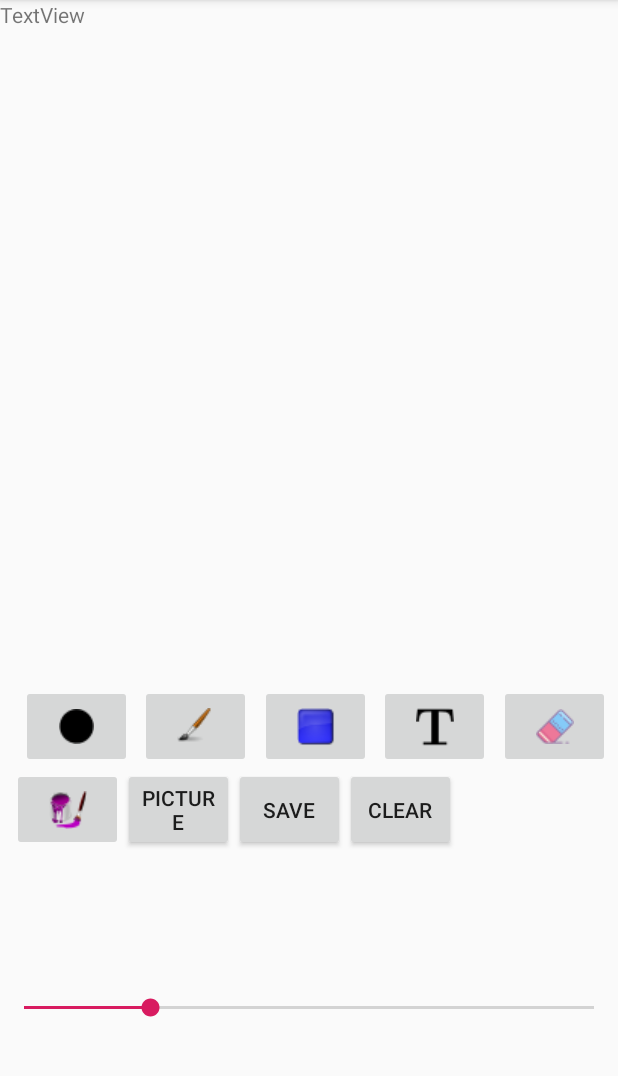
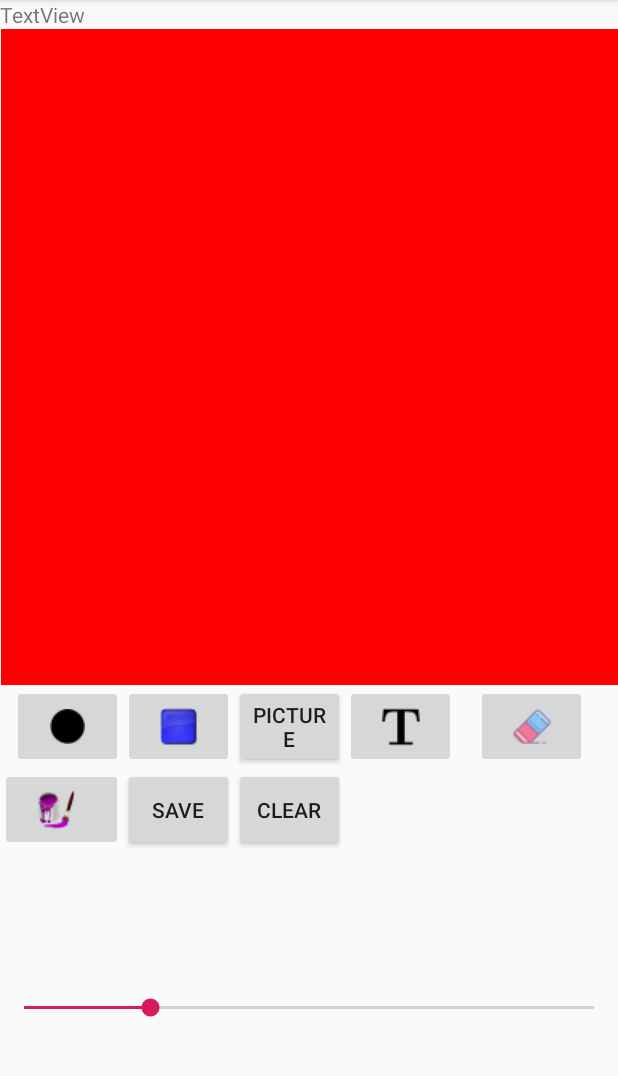
Before and after one commit to mcarnahan2/DrawingApp, an Android app: the screen it shows after launch (MainActivity), after a tap on an icon or button, on a phone screen of 412 x 824 dp, the part 84-1160 px from its top. Run offline under Robolectric (Android 15) with nearby library versions, the phone set to English and light mode, and no system bars.

```diff
--- a/app/src/main/java/edu/apsu/drawingapp/MainActivity.java
+++ b/app/src/main/java/edu/apsu/drawingapp/MainActivity.java
@@ -107,19 +107,11 @@ public class MainActivity extends AppCompatActivity {
             }
         });
 
-        ImageButton drawButton = findViewById(R.id.draw_imageButton2);
-        drawButton.setOnClickListener(new View.OnClickListener() {
-            @Override
-            public void onClick(View view) {
-                drawingView.setStyle(DrawingView.PEN);
-            }
-        });
-
         ImageButton fillButton = findViewById(R.id.fill_imageButton6);
         fillButton.setOnClickListener(new View.OnClickListener() {
             @Override
             public void onClick(View view) {
-                drawingView.setStyle(DrawingView.PAIL);
+                drawingView.setBackgroundColor(Color.RED);
             }
         });
 
--- a/app/src/main/res/layout/activity_main.xml
+++ b/app/src/main/res/layout/activity_main.xml
@@ -20,8 +20,6 @@
         android:id="@+id/drawingView"
         android:layout_width="411dp"
         android:layout_height="437dp"
-        android:layout_marginBottom="8dp"
-        app:layout_constraintBottom_toTopOf="@+id/draw_imageButton2"
         app:layout_constraintEnd_toEndOf="parent"
         app:layout_constraintStart_toStartOf="parent"
         app:layout_constraintTop_toBottomOf="@+id/textView"
@@ -39,33 +37,31 @@
         app:layout_constraintEnd_toEndOf="parent"
         app:layout_constraintHorizontal_bias="0.0"
         app:layout_constraintStart_toStartOf="parent"
-        app:layout_constraintTop_toBottomOf="@+id/picture_button" />
+        app:layout_constraintTop_toBottomOf="@+id/clear_button" />
 
     <ImageButton
         android:id="@+id/circle_imageButton"
         android:layout_width="74dp"
         android:layout_height="55dp"
         android:layout_marginStart="8dp"
-        app:layout_constraintEnd_toStartOf="@+id/draw_imageButton2"
         app:layout_constraintStart_toStartOf="parent"
         app:layout_constraintTop_toBottomOf="@+id/drawingView"
         app:srcCompat="@drawable/circle" />
 
     <ImageButton
-        android:id="@+id/draw_imageButton2"
+        android:id="@+id/fill_imageButton"
         android:layout_width="74dp"
         android:layout_height="55dp"
-        app:layout_constraintEnd_toStartOf="@+id/color_imageButton3"
-        app:layout_constraintStart_toEndOf="@+id/circle_imageButton"
-        app:layout_constraintTop_toBottomOf="@+id/drawingView"
-        app:srcCompat="@drawable/paintbrush" />
+        android:layout_marginStart="8dp"
+        app:layout_constraintStart_toStartOf="parent"
+        app:layout_constraintTop_toBottomOf="@+id/circle_imageButton"
+        app:srcCompat="@drawable/fillbucket" />
 
     <ImageButton
         android:id="@+id/color_imageButton3"
         android:layout_width="74dp"
         android:layout_height="55dp"
-        app:layout_constraintEnd_toStartOf="@+id/text_imageButton4"
-        app:layout_constraintStart_toEndOf="@+id/draw_imageButton2"
+        app:layout_constraintStart_toEndOf="@+id/circle_imageButton"
         app:layout_constraintTop_toBottomOf="@+id/drawingView"
         app:srcCompat="@drawable/color" />
 
@@ -73,8 +69,7 @@
         android:id="@+id/text_imageButton4"
         android:layout_width="74dp"
         android:layout_height="55dp"
-        app:layout_constraintEnd_toStartOf="@+id/eraser_imageButton5"
-        app:layout_constraintStart_toEndOf="@+id/color_imageButton3"
+        app:layout_constraintStart_toEndOf="@+id/picture_button"
         app:layout_constraintTop_toBottomOf="@+id/drawingView"
         app:srcCompat="@drawable/text" />
 
@@ -82,6 +77,7 @@
         android:id="@+id/eraser_imageButton5"
         android:layout_width="74dp"
         android:layout_height="55dp"
+        android:layout_marginEnd="8dp"
         app:layout_constraintEnd_toEndOf="parent"
         app:layout_constraintStart_toEndOf="@+id/text_imageButton4"
         app:layout_constraintTop_toBottomOf="@+id/drawingView"
@@ -91,25 +87,24 @@
         android:id="@+id/fill_imageButton6"
         android:layout_width="74dp"
         android:layout_height="55dp"
-        android:layout_marginStart="8dp"
-        app:layout_constraintStart_toStartOf="parent"
         app:layout_constraintTop_toBottomOf="@+id/circle_imageButton"
-        app:srcCompat="@drawable/fillbucket" />
+        app:srcCompat="@drawable/fillbucket"
+        tools:layout_editor_absoluteX="8dp" />
 
     <Button
         android:id="@+id/picture_button"
         android:layout_width="74dp"
         android:layout_height="55dp"
         android:text="Picture"
-        app:layout_constraintStart_toEndOf="@+id/fill_imageButton6"
-        app:layout_constraintTop_toBottomOf="@+id/draw_imageButton2" />
+        app:layout_constraintStart_toEndOf="@+id/color_imageButton3"
+        app:layout_constraintTop_toBottomOf="@+id/drawingView" />
 
     <Button
         android:id="@+id/save_button"
         android:layout_width="74dp"
         android:layout_height="55dp"
         android:text="Save"
-        app:layout_constraintStart_toEndOf="@+id/picture_button"
+        app:layout_constraintStart_toEndOf="@+id/fill_imageButton"
         app:layout_constraintTop_toBottomOf="@+id/color_imageButton3" />
 
     <Button
@@ -118,7 +113,7 @@
         android:layout_height="55dp"
         android:text="Clear"
         app:layout_constraintStart_toEndOf="@+id/save_button"
-        app:layout_constraintTop_toBottomOf="@+id/color_imageButton3" />
+        app:layout_constraintTop_toBottomOf="@+id/picture_button" />
 
 
 </android.support.constraint.ConstraintLayout>
```
